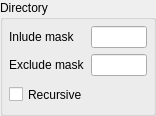
violethaze74/ugene, file src/corelibs/U2Designer/src/ui/DirectoryOptions.ui: the form before one commit.
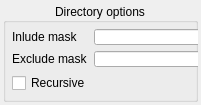
The form after the commit.

```diff
--- a/src/corelibs/U2Designer/src/ui/DirectoryOptions.ui
+++ b/src/corelibs/U2Designer/src/ui/DirectoryOptions.ui
@@ -6,8 +6,8 @@
    <rect>
     <x>0</x>
     <y>0</y>
-    <width>156</width>
-    <height>116</height>
+    <width>201</width>
+    <height>105</height>
    </rect>
   </property>
   <property name="sizePolicy">
@@ -33,13 +33,13 @@
   </property>
   <layout class="QVBoxLayout" name="verticalLayout_2">
    <property name="spacing">
-    <number>0</number>
+    <number>3</number>
    </property>
    <property name="sizeConstraint">
     <enum>QLayout::SetMaximumSize</enum>
    </property>
    <property name="margin">
-    <number>0</number>
+    <number>3</number>
    </property>
    <item>
     <widget class="QGroupBox" name="optionsGroupBox">
@@ -50,10 +50,13 @@
       </sizepolicy>
      </property>
      <property name="title">
-      <string>Directory</string>
+      <string>Directory options</string>
+     </property>
+     <property name="alignment">
+      <set>Qt::AlignCenter</set>
      </property>
      <property name="flat">
-      <bool>false</bool>
+      <bool>true</bool>
      </property>
      <layout class="QVBoxLayout" name="verticalLayout">
       <property name="margin">
@@ -63,6 +66,12 @@
        <layout class="QGridLayout" name="gridLayout">
         <item row="1" column="0">
          <widget class="QLabel" name="label_2">
+          <property name="sizePolicy">
+           <sizepolicy hsizetype="Maximum" vsizetype="Preferred">
+            <horstretch>0</horstretch>
+            <verstretch>0</verstretch>
+           </sizepolicy>
+          </property>
           <property name="text">
            <string>Exclude mask</string>
           </property>
@@ -76,10 +85,22 @@
             <verstretch>0</verstretch>
            </sizepolicy>
           </property>
+          <property name="minimumSize">
+           <size>
+            <width>111</width>
+            <height>0</height>
+           </size>
+          </property>
          </widget>
         </item>
         <item row="0" column="0">
          <widget class="QLabel" name="label">
+          <property name="sizePolicy">
+           <sizepolicy hsizetype="Maximum" vsizetype="Preferred">
+            <horstretch>0</horstretch>
+            <verstretch>0</verstretch>
+           </sizepolicy>
+          </property>
           <property name="text">
            <string>Inlude mask</string>
           </property>
@@ -93,6 +114,12 @@
             <verstretch>0</verstretch>
            </sizepolicy>
           </property>
+          <property name="minimumSize">
+           <size>
+            <width>111</width>
+            <height>0</height>
+           </size>
+          </property>
          </widget>
         </item>
        </layout>
```
Left out of the diff: 5 changed lines with no effect on the pictures.
